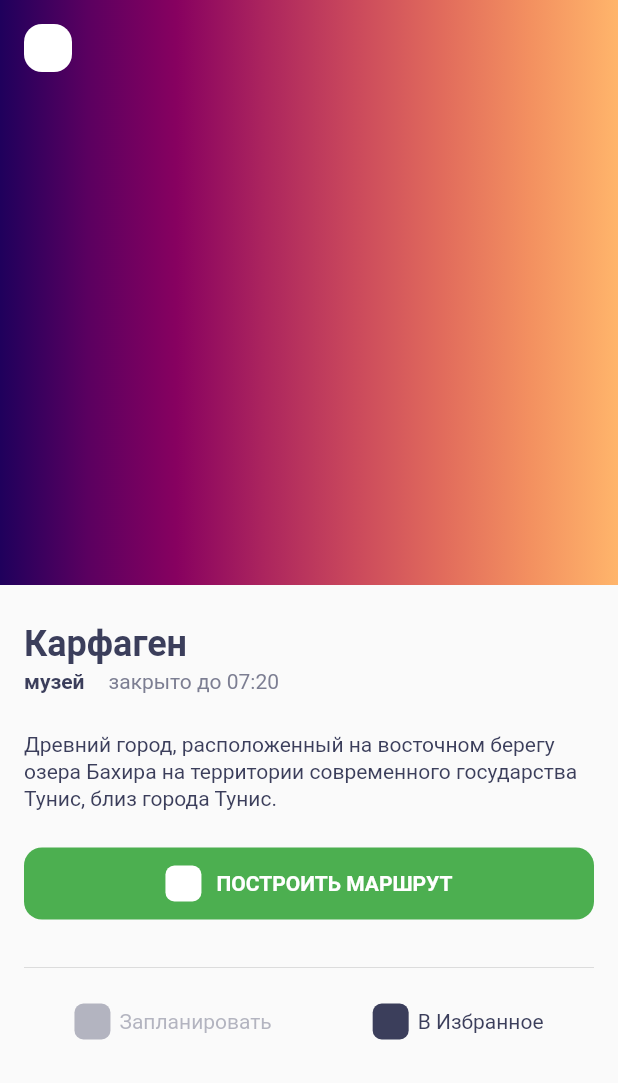
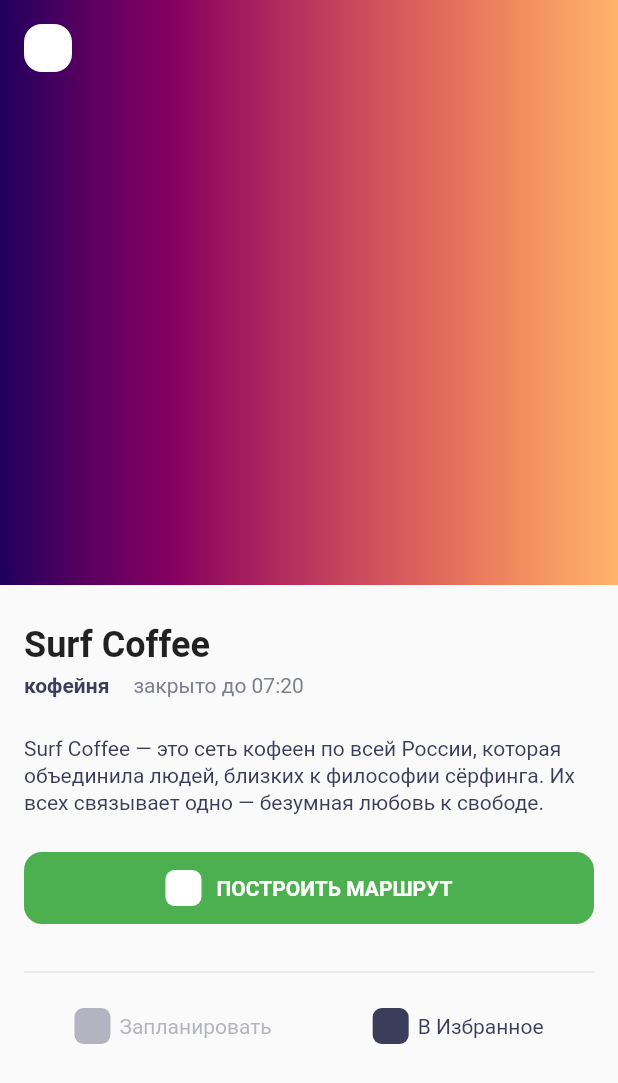
Before and after one commit to AshereLoker/surf-flutter-course-kim, a Flutter app: the screen it shows after launch, on a phone screen of 412 x 824 dp. Shown: the top 1083 px of the screen. Run offline on Flutter 3.47's test engine with Material 2 defaults, Android fonts, the phone set to English and light mode, and no system bars.

Commit message:
4.6.3 Revision.

```diff
--- a/lib/constants/app_colors.dart
+++ b/lib/constants/app_colors.dart
@@ -1,11 +1,28 @@
 import 'package:flutter/material.dart';
 
+/// Основные цвета приложения.
 class AppColors {
-  static const main = Color(0xFF252849);
-  static const secondary = Color(0xFF3B3E5B);
-  static const secondary2 = Color(0xFF7C7E92);
-  static const green = Color(0xFF4CAF50);
-  static const yellow = Color(0xFFFCDD3D);
-  static const background = Color(0xFFF5F5F5);
-  static const white = Color(0xFFFFFFFF);
+  // Цвета приложения.
+  static const Color main = Color(0xFF252849);
+  static const Color secondary = Color(0xFF3B3E5B);
+  static const Color secondary2 = Color(0xFF7C7E92);
+  static const Color green = Color(0xFF4CAF50);
+  static const Color yellow = Color(0xFFFCDD3D);
+  static const Color background = Color(0xFFF5F5F5);
+
+  // Основные цвета.
+  static const Color white = Color(0xFFFFFFFF);
+  static const Color black = Color(0xFF000000);
+
+  // Градиенты.
+  static const List<Color> pictureGradient = <Color>[
+    Color(0xff1f005c),
+    Color(0xff5b0060),
+    Color(0xff870160),
+    Color(0xffac255e),
+    Color(0xffca485c),
+    Color(0xffe16b5c),
+    Color(0xfff39060),
+    Color(0xffffb56b),
+  ];
 }
--- /dev/null
+++ b/lib/constants/app_sizes.dart
@@ -0,0 +1,23 @@
+import 'package:flutter/cupertino.dart';
+
+/// Часто использумые размеры, значения, мелнькие виджеты.
+class AppSizes {
+  // Постоянные размеры.
+  static const double commonPadding = 16;
+  static const double commonRadius = 12;
+
+  // Размеры элементов.
+  static const double heightButton = 48;
+  static const double heightMinCard = 152;
+  static const double heightImageCard = 96;
+  static const double heightImageDetails = 390;
+  static const double sizeIcon = 24;
+  static const double sizeButtonBack = 32;
+  static const double radiusIcon = 6;
+
+  // Частые отступы.
+  static const sizedBoxW6 = SizedBox(width: 6);
+  static const sizedBoxW10 = SizedBox(width: 10);
+  static const sizedBoxH2 = SizedBox(height: 4);
+  static const sizedBoxH24 = SizedBox(height: 24);
+}
--- /dev/null
+++ b/lib/constants/app_strings.dart
@@ -0,0 +1,10 @@
+/// Строковые константы приложения.
+class AppStrings {
+  // Главный экран.
+  static const String appTitle = 'Список \nинтересных мест';
+
+  // Экран просмотра места.
+  static const String addFavorite = 'В Избранное';
+  static const String buildRoute = 'Построить маршрут';
+  static const String setPlaned = 'Запланировать';
+}
--- a/lib/constants/app_text_styles.dart
+++ /dev/null
@@ -1,53 +0,0 @@
-import 'package:flutter/cupertino.dart';
-import 'package:places/constants/app_colors.dart';
-
-const String _baseFont = 'Roboto';
-const FontWeight _regular = FontWeight.w400;
-const FontWeight _medium = FontWeight.w500;
-const FontWeight _bold = FontWeight.w700;
-
-extension TextStyleExt on TextStyle {
-  TextStyle withColor(Color color) => copyWith(color: color);
-  TextStyle get withBold => copyWith(fontWeight: _bold);
-  TextStyle get withMedium => copyWith(fontWeight: _medium);
-  TextStyle get withRegular => copyWith(fontWeight: _regular);
-}
-
-class AppTextStyles extends TextStyle {
-  TextStyle get title => const TextStyle(
-        color: AppColors.secondary,
-        fontFamily: _baseFont,
-        fontWeight: _bold,
-        fontSize: 24,
-        height: 29 / 24,
-      );
-
-  TextStyle get largeTitle => const TextStyle(
-        color: AppColors.secondary,
-        fontFamily: _baseFont,
-        fontWeight: _bold,
-        fontSize: 32,
-        height: 36 / 32,
-      );
-
-  TextStyle get small => const TextStyle(
-        fontFamily: _baseFont,
-        fontWeight: _regular,
-        fontSize: 14,
-        height: 18 / 14,
-      );
-
-  TextStyle get text => const TextStyle(
-        fontFamily: _baseFont,
-        fontWeight: _medium,
-        fontSize: 16,
-        height: 20 / 16,
-      );
-
-  TextStyle get button => const TextStyle(
-        fontFamily: _baseFont,
-        fontWeight: _bold,
-        fontSize: 14,
-        height: 18 / 14,
-      );
-}
--- /dev/null
+++ b/lib/constants/app_typography.dart
@@ -0,0 +1,44 @@
+import 'package:flutter/cupertino.dart';
+
+extension TextStyleExt on TextStyle {
+  TextStyle withColor(Color color) => copyWith(color: color);
+}
+
+class AppTypography {
+  static const textText16Medium = TextStyle(
+    fontFamily: _baseFont,
+    fontSize: 16,
+    height: 1.25,
+    fontWeight: FontWeight.w500,
+  );
+
+  static const titleText24Bold = TextStyle(
+    fontFamily: _baseFont,
+    fontSize: 24,
+    height: 1.25,
+    fontWeight: FontWeight.w700,
+  );
+
+  static const largeTitleText32Bold = TextStyle(
+    fontFamily: _baseFont,
+    fontSize: 32,
+    height: 1.25,
+    fontWeight: FontWeight.w700,
+  );
+
+  static const smallText14Regular = TextStyle(
+    fontFamily: _baseFont,
+    fontSize: 14,
+    height: 1.25,
+    fontWeight: FontWeight.w400,
+  );
+
+  static const smallText14Bold = TextStyle(
+    fontFamily: _baseFont,
+    fontSize: 14,
+    height: 1.25,
+    fontWeight: FontWeight.w700,
+  );
+
+  static const String _baseFont = 'Roboto';
+}
--- a/lib/domain/mocks.dart
+++ b/lib/domain/mocks.dart
@@ -3,29 +3,59 @@ import 'package:places/domain/sight.dart';
 final List<Sight> mocks = <Sight>[
   const Sight(
     details:
-        'Древний город, расположенный на восточном берегу озера Бахира на территории современного государства Тунис, близ города Тунис.',
-    lat: 36.86,
-    lon: 10.33,
-    name: 'Карфаген',
-    type: 'музей',
-    url: 'shorturl.at/vGHN1',
+        'Surf Coffee — это сеть кофеен по всей России, которая объединила людей, близких к философии сёрфинга. Их всех связывает одно — безумная любовь к свободе.',
+    lat: 45.04624,
+    lon: 38.97879,
+    name: 'Surf Coffee',
+    type: 'кофейня',
+    url:
+        'https://avatars.mds.yandex.net/get-altay/4916794/2a000001818ca3d9314604509372f4277feb/XXL',
   ),
   const Sight(
     details:
-        'Цзыцзиньчэн, буквально: «Пурпурный запретный город». Самый обширный дворцовый комплекс в мире.',
-    lat: 39.92,
-    lon: 116.39,
-    name: 'Запретный город',
-    type: 'музей',
-    url: 'shorturl.at/mDX16',
+        'Мясной ресторан «Скотина» специализируется на приготовлении мясных блюд, в первую очередь – из местного кубанского мяса.',
+    lat: 45.02266,
+    lon: 38.98744,
+    name: 'Скотина',
+    type: 'ресторан',
+    url: 'https://scotina.ru/wp-content/themes/scotina/img/interior/09.jpg',
   ),
   const Sight(
     details:
-        'Рынок, расположенный в старой части Стамбула, в районе Эминёню; второй по величине рынок города после Гранд-базара',
-    lat: 41.02,
-    lon: 28.97,
-    name: 'Египетский базар',
-    type: 'рынок',
-    url: 'shorturl.at/efMN0',
+        'Городской парк, расположенный на северо-востоке от центра Краснодара в Школьном микрорайоне, между улицами Восточно-Кругликовская и Героя Владислава Посадского, рядом со стадионом ФК «Краснодар».',
+    lat: 45.04447,
+    lon: 39.02924,
+    name: 'Парк Галицкого',
+    type: 'парк',
+    url: 'https://img.geliophoto.com/parkkrasnodar/02_parkkrasnodar.jpg',
+  ),
+  const Sight(
+    details:
+        'На трёх этажах комплекса разместились торговые галереи, мультиплекс на 8 залов, зона развлечений, фуд-корт, а также парковка на 850 машиномест на крыше здания.',
+    lat: 45.039464,
+    lon: 38.974307,
+    name: 'Галерея Краснодар',
+    type: 'торгово-развлекательный комплекс',
+    url: 'https://www.galleryk.ru/upload/iblock/0b1/lc4xx3uearu.jpg',
+  ),
+  const Sight(
+    details:
+        'Уникальная коллекция раритетных олдтаймеров, которая интересна тем, что постоянно обновляется и все экспонаты находятся в отличном действующем состоянии, участвуют в выставках и ретроралли.',
+    lat: 45.000173,
+    lon: 39.024406,
+    name: 'Музей Ретро-автомобилей',
+    type: 'частный музей',
+    url:
+        'https://www.i-npz.ru/wp-content/uploads/2021/05/08.05.2021.-%D0%9C%D1%83%D0%B7%D0%B5%D0%B9-%D0%90%D0%B2%D1%82%D0%BE-119-1024x683.jpg',
+  ),
+  const Sight(
+    details:
+        'Место, где можно приятно провести время за кружкой пенного пива, отдохнуть в компании друзей, сытно подкрепиться, посмотреть трансляции важных матчей и послушать хорошую музыку в живом исполнении; в заведении регулярно проводятся концерты.',
+    lat: 45.031005,
+    lon: 38.974154,
+    name: 'Willson Pub',
+    type: 'бар',
+    url:
+        'https://www.i-npz.ru/wp-content/uploads/2021/05/08.05.2021.-%D0%9C%D1%83%D0%B7%D0%B5%D0%B9-%D0%90%D0%B2%D1%82%D0%BE-119-1024x683.jpg',
   ),
 ];
--- a/lib/domain/sight.dart
+++ b/lib/domain/sight.dart
@@ -1,9 +1,14 @@
 class Sight {
+  // Описание объекта.
   final String details;
+  // Широта.
   final double lat;
+  // Долгота.
   final double lon;
   final String name;
+  // Тип объекта.
   final String type;
+  // Ссылка на изображение объекта.
   final String url;
 
   const Sight({
--- a/lib/main.dart
+++ b/lib/main.dart
@@ -1,4 +1,5 @@
 import 'package:flutter/material.dart';
+import 'package:places/domain/mocks.dart';
 import 'package:places/screen/sight_details.dart';
 import 'package:places/screen/sight_list_screen.dart';
 
@@ -26,7 +27,9 @@ class MyApp extends StatelessWidget {
         // is not restarted.
         primarySwatch: Colors.blue,
       ),
-      home: const SightDetails(),
+      home: SightDetails(
+        sight: mocks.first,
+      ),
     );
   }
 }
--- a/lib/screen/sight_card.dart
+++ b/lib/screen/sight_card.dart
@@ -1,34 +1,11 @@
 import 'package:flutter/material.dart';
 import 'package:places/constants/app_colors.dart';
-import 'package:places/constants/app_text_styles.dart';
+import 'package:places/constants/app_sizes.dart';
+import 'package:places/constants/app_typography.dart';
 import 'package:places/domain/sight.dart';
 
 class SightCard extends StatelessWidget {
-  static const double _cornerRadius = 12;
-  static const double _iconSize = 20;
-  static const double _innerPaddings = 16;
-  static const double _infoTextSpace = 2;
-  static const double _imageHeight = 96;
-  static const double _minHeight = 152;
-  static const List<Color> _gradientColors = <Color>[
-    Color(0xff1f005c),
-    Color(0xff5b0060),
-    Color(0xff870160),
-    Color(0xffac255e),
-    Color(0xffca485c),
-    Color(0xffe16b5c),
-    Color(0xfff39060),
-    Color(0xffffb56b),
-  ];
-
   final Sight sight;
-
-  double get cornerRadius => _cornerRadius;
-  double get iconSize => _iconSize;
-  double get innerPaddings => _innerPaddings;
-  double get infoTextSpace => _infoTextSpace;
-  double get imageHeight => _imageHeight;
-  double get minHeight => _minHeight;
 
   const SightCard({
     Key? key,
@@ -37,23 +14,21 @@ class SightCard extends StatelessWidget {
 
   @override
   Widget build(BuildContext context) {
-    final textStyle = AppTextStyles();
-
     return Container(
-      constraints: const BoxConstraints(minHeight: _minHeight),
-      margin: const EdgeInsets.only(top: _innerPaddings),
+      constraints: const BoxConstraints(minHeight: AppSizes.heightMinCard),
+      margin: const EdgeInsets.only(top: AppSizes.commonPadding),
       child: Column(
         children: [
           Container(
-            height: _imageHeight,
-            padding: const EdgeInsets.all(_innerPaddings),
+            height: AppSizes.heightImageCard,
+            padding: const EdgeInsets.all(AppSizes.commonPadding),
             decoration: const BoxDecoration(
               gradient: LinearGradient(
-                colors: _gradientColors,
+                colors: AppColors.pictureGradient,
                 tileMode: TileMode.mirror,
               ),
               borderRadius: BorderRadius.vertical(
-                top: Radius.circular(_cornerRadius),
+                top: Radius.circular(AppSizes.commonRadius),
               ),
             ),
             child: Row(
@@ -62,27 +37,28 @@ class SightCard extends StatelessWidget {
               children: [
                 Text(
                   sight.type.toLowerCase(),
-                  style: textStyle.small.withBold.withColor(AppColors.white),
+                  style:
+                      AppTypography.smallText14Bold.withColor(AppColors.white),
                 ),
                 Container(
                   decoration: const BoxDecoration(
                     color: AppColors.white,
                     borderRadius: BorderRadius.all(
-                      Radius.circular(_cornerRadius / 2),
+                      Radius.circular(AppSizes.radiusIcon),
                     ),
                   ),
-                  height: _iconSize,
-                  width: _iconSize,
+                  height: AppSizes.sizeIcon,
+                  width: AppSizes.sizeIcon,
                 ),
               ],
             ),
           ),
           Container(
-            padding: const EdgeInsets.all(_innerPaddings),
+            padding: const EdgeInsets.all(AppSizes.commonPadding),
             decoration: const BoxDecoration(
               color: AppColors.background,
               borderRadius: BorderRadius.vertical(
-                bottom: Radius.circular(_cornerRadius),
+                bottom: Radius.circular(AppSizes.commonRadius),
               ),
             ),
             child: Column(
@@ -90,12 +66,14 @@ class SightCard extends StatelessWidget {
               children: [
                 Text(
                   sight.name,
-                  style: textStyle.text.withColor(AppColors.secondary),
+                  style: AppTypography.textText16Medium
+                      .withColor(AppColors.secondary),
                 ),
-                const SizedBox(height: _infoTextSpace),
+                AppSizes.sizedBoxH2,
                 Text(
                   sight.details,
-                  style: textStyle.small.withColor(AppColors.secondary2),
+                  style: AppTypography.smallText14Regular
+                      .withColor(AppColors.secondary2),
                 ),
               ],
             ),
--- a/lib/screen/sight_details.dart
+++ b/lib/screen/sight_details.dart
@@ -1,64 +1,43 @@
 import 'package:flutter/material.dart';
 import 'package:places/constants/app_colors.dart';
-import 'package:places/constants/app_text_styles.dart';
-import 'package:places/domain/mocks.dart';
-import 'package:places/main.dart';
-
-const double _commonPadding = 16;
+import 'package:places/constants/app_sizes.dart';
+import 'package:places/constants/app_strings.dart';
+import 'package:places/constants/app_typography.dart';
+import 'package:places/domain/sight.dart';
 
 class SightDetails extends StatelessWidget {
-  static const double _buttonRadius = 12;
-  static const double _backButtonSize = 32;
-  static const double _buttonIconGap = 10;
-  static const double _buttonHeight = 48;
-  static const double _imageHeight = 390;
-  static const double _textGap = 2;
-  static const double _verticalPadding = 24;
-  static const List<Color> _gradientColors = <Color>[
-    Color(0xff1f005c),
-    Color(0xff5b0060),
-    Color(0xff870160),
-    Color(0xffac255e),
-    Color(0xffca485c),
-    Color(0xffe16b5c),
-    Color(0xfff39060),
-    Color(0xffffb56b),
-  ];
-  static const Map<String, String> _buttonNames = <String, String>{
-    'setPlaned': 'Запланировать',
-    'toFavorite': 'В Избранное',
-    'buildRoute': 'Построить маршрут',
-  };
+  final Sight sight;
 
-  const SightDetails({Key? key}) : super(key: key);
+  const SightDetails({
+    Key? key,
+    required this.sight,
+  }) : super(key: key);
 
   @override
   Widget build(BuildContext context) {
-    final textStyle = AppTextStyles();
-
     return Scaffold(
       body: SafeArea(
         child: Column(
           children: [
             Container(
-              height: _imageHeight,
+              height: AppSizes.heightImageDetails,
               width: MediaQuery.of(context).size.width,
-              padding: const EdgeInsets.all(_commonPadding),
+              padding: const EdgeInsets.all(AppSizes.commonPadding),
               decoration: const BoxDecoration(
                 gradient: LinearGradient(
-                  colors: _gradientColors,
+                  colors: AppColors.pictureGradient,
                 ),
               ),
               child: Row(
                 crossAxisAlignment: CrossAxisAlignment.start,
                 children: [
                   Container(
-                    height: _backButtonSize,
-                    width: _backButtonSize,
+                    height: AppSizes.sizeButtonBack,
+                    width: AppSizes.sizeButtonBack,
                     decoration: const BoxDecoration(
                       color: AppColors.white,
                       borderRadius: BorderRadius.all(
-                        Radius.circular(_buttonRadius),
+                        Radius.circular(AppSizes.commonRadius),
                       ),
                     ),
                   ),
@@ -67,70 +46,73 @@ class SightDetails extends StatelessWidget {
             ),
             Padding(
               padding: const EdgeInsets.symmetric(
-                horizontal: _commonPadding,
-                vertical: _verticalPadding,
+                horizontal: AppSizes.commonPadding,
               ),
               child: Column(
                 crossAxisAlignment: CrossAxisAlignment.start,
                 children: [
+                  AppSizes.sizedBoxH24,
                   Text(
-                    mocks[0].name,
-                    style: textStyle.title,
+                    sight.name,
+                    style: AppTypography.titleText24Bold,
                   ),
-                  const SizedBox(height: _textGap),
+                  AppSizes.sizedBoxH2,
                   Row(
                     children: [
                       Text(
-                        mocks[0].type,
-                        style: textStyle.small.withBold.withColor(
+                        sight.type,
+                        style: AppTypography.smallText14Bold.withColor(
                           AppColors.secondary,
                         ),
                       ),
-                      const SizedBox(width: _commonPadding),
+                      const SizedBox(width: AppSizes.commonPadding),
                       Text(
                         'закрыто до 07:20',
-                        style: textStyle.small.withColor(AppColors.secondary2),
+                        style: AppTypography.smallText14Regular
+                            .withColor(AppColors.secondary2),
                       ),
                     ],
                   ),
-                  const _CommonVerticalSpacer(),
+                  AppSizes.sizedBoxH24,
                   Text(
-                    mocks[0].details,
-                    style: textStyle.small.withColor(AppColors.secondary),
+                    sight.details,
+                    style: AppTypography.smallText14Regular
+                        .withColor(AppColors.secondary),
                   ),
-                  const _CommonVerticalSpacer(),
+                  AppSizes.sizedBoxH24,
                   Container(
-                    height: _buttonHeight,
+                    height: AppSizes.heightButton,
                     decoration: const BoxDecoration(
                       color: AppColors.green,
                       borderRadius: BorderRadius.all(
-                        Radius.circular(_buttonRadius),
+                        Radius.circular(AppSizes.commonRadius),
                       ),
                     ),
                     child: Row(
                       mainAxisAlignment: MainAxisAlignment.center,
                       children: [
                         const _IconStopper(),
-                        const SizedBox(width: _buttonIconGap),
+                        AppSizes.sizedBoxW10,
                         Text(
-                          _buttonNames['buildRoute']!.toUpperCase(),
-                          style: textStyle.button.withColor(AppColors.white),
+                          AppStrings.buildRoute.toUpperCase(),
+                          style: AppTypography.smallText14Bold
+                              .withColor(AppColors.white),
                         ),
                       ],
                     ),
                   ),
-                  const _CommonVerticalSpacer(),
+                  AppSizes.sizedBoxH24,
                   const Divider(),
                   Row(
                     mainAxisAlignment: MainAxisAlignment.spaceAround,
                     children: [
                       _BottomButton(
                         buttonColor: AppColors.secondary2.withOpacity(0.56),
-                        buttonText: _buttonNames['setPlaned']!,
+                        buttonText: AppStrings.setPlaned,
                       ),
-                      _BottomButton(
+                      const _BottomButton(
                         buttonColor: AppColors.secondary,
-                        buttonText: _buttonNames['toFavorite']!,
+                        buttonText: AppStrings.addFavorite,
                       ),
                     ],
                   ),
@@ -146,7 +128,6 @@ class SightDetails extends StatelessWidget {
 
 class _BottomButton extends StatelessWidget {
   static const double _horizontalPadding = 8;
-  static const double _iconGap = 6;
 
   final Color buttonColor;
   final String buttonText;
@@ -162,17 +143,17 @@ class _BottomButton extends StatelessWidget {
     return Padding(
       padding: const EdgeInsets.symmetric(
         horizontal: _horizontalPadding,
-        vertical: _commonPadding,
+        vertical: AppSizes.commonPadding,
       ),
       child: Row(
         children: [
           _IconStopper(
             iconColor: buttonColor,
           ),
-          const SizedBox(width: _iconGap),
+          AppSizes.sizedBoxW6,
           Text(
             buttonText,
-            style: AppTextStyles().small.withColor(buttonColor),
+            style: AppTypography.smallText14Regular.withColor(buttonColor),
           ),
         ],
       ),
@@ -180,23 +161,9 @@ class _BottomButton extends StatelessWidget {
   }
 }
 
-class _CommonVerticalSpacer extends StatelessWidget {
-  static const double _spacerGap = 24;
-
-  const _CommonVerticalSpacer({
-    Key? key,
-  }) : super(key: key);
-
-  @override
-  Widget build(BuildContext context) {
-    return const SizedBox(height: _spacerGap);
-  }
-}
-
+/// [_IconStopper] используется как заглушка вместо иконок, пока не будут
+/// добавлены необходимые иконки.
 class _IconStopper extends StatelessWidget {
-  static const double _iconSize = 24;
-  static const double _iconRadius = 6;
-
   final Color? iconColor;
 
   const _IconStopper({
@@ -206,12 +173,16 @@ class _IconStopper extends StatelessWidget {
 
   @override
   Widget build(BuildContext context) {
-    return Container(
-      height: _iconSize,
-      width: _iconSize,
-      decoration: BoxDecoration(
-        color: iconColor,
-        borderRadius: const BorderRadius.all(Radius.circular(_iconRadius)),
+    return SizedBox(
+      height: AppSizes.sizeIcon,
+      width: AppSizes.sizeIcon,
+      child: DecoratedBox(
+        decoration: BoxDecoration(
+          color: iconColor,
+          borderRadius: const BorderRadius.all(
+            Radius.circular(AppSizes.radiusIcon),
+          ),
+        ),
       ),
     );
   }
--- a/lib/screen/sight_list_screen.dart
+++ b/lib/screen/sight_list_screen.dart
@@ -1,5 +1,7 @@
 import 'package:flutter/material.dart';
-import 'package:places/constants/app_text_styles.dart';
+import 'package:places/constants/app_colors.dart';
+import 'package:places/constants/app_strings.dart';
+import 'package:places/constants/app_typography.dart';
 import 'package:places/domain/mocks.dart';
 import 'package:places/screen/sight_card.dart';
 
@@ -13,24 +15,24 @@ class SightLightScreen extends StatefulWidget {
 class _SightLightScreenState extends State<SightLightScreen> {
   @override
   Widget build(BuildContext context) {
+    final List<Widget> sightPlaces =
+        mocks.map((data) => SightCard(sight: data)).toList();
+
     return Scaffold(
       appBar: AppBar(
         toolbarHeight: 40 + 36 * 2,
         elevation: 0,
         backgroundColor: Colors.transparent,
         title: Text(
-          'Список \nинтересных мест',
-          style: AppTextStyles().largeTitle,
+          AppStrings.appTitle,
+          style:
+              AppTypography.largeTitleText32Bold.withColor(AppColors.secondary),
         ),
       ),
       body: Padding(
         padding: const EdgeInsets.symmetric(horizontal: 16),
         child: Column(
-          children: [
-            for (final mock in mocks) ...[
-              SightCard(sight: mock),
-            ],
-          ],
+          children: sightPlaces,
         ),
       ),
     );
```
